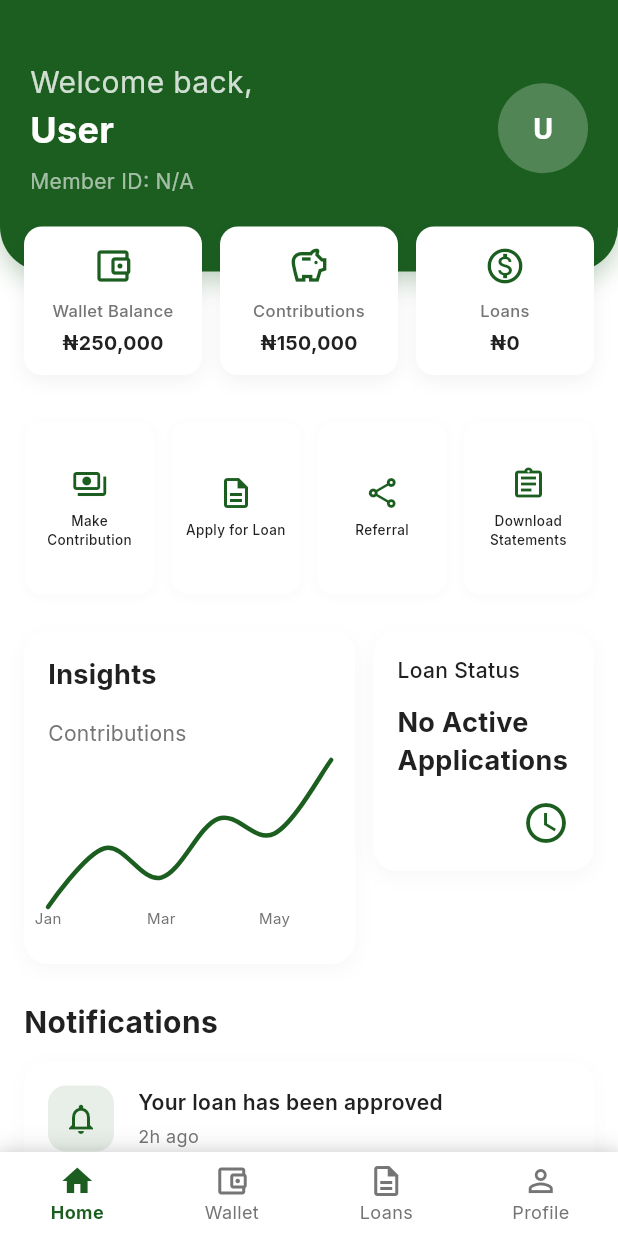
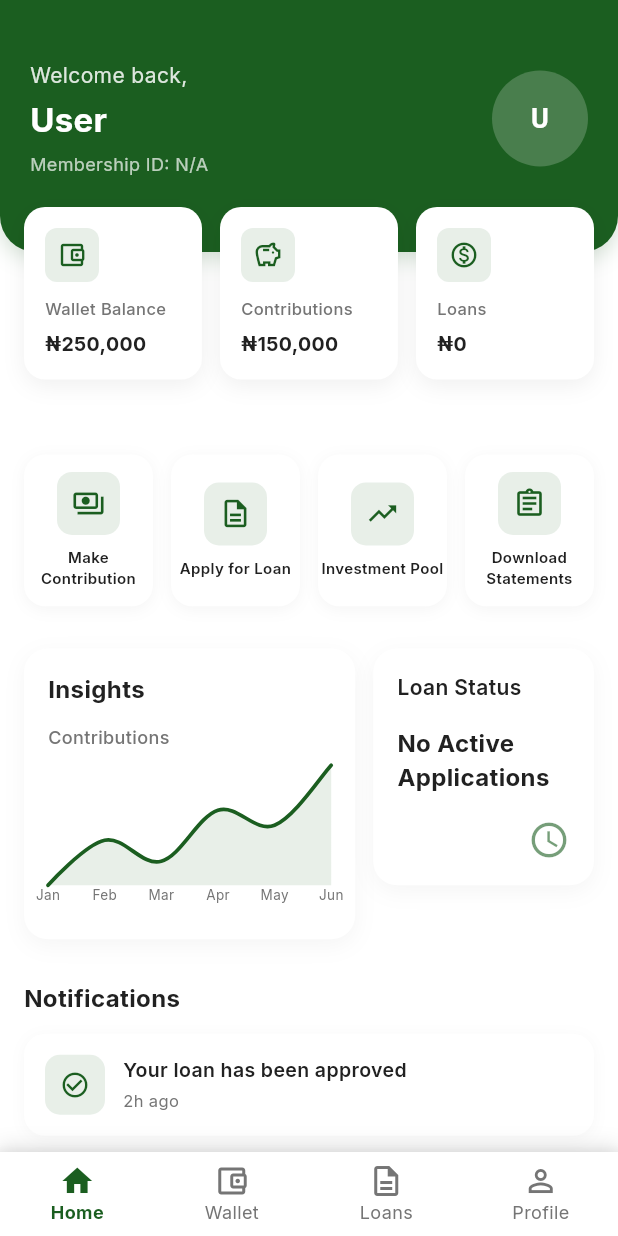
Before and after one commit to coopvestafrica-ops/coopV, a Flutter app: the screen it shows after launch, on a phone screen of 412 x 824 dp. Run offline on Flutter 3.47's test engine with Material 3 defaults, Android fonts, the phone set to English and light mode, and no system bars; drawn by our look-alikes of fl_chart; our stand-ins replace connectivity_plus, dio, equatable, firebase_messaging, flutter_animate, flutter_local_notifications and 11 more; missing offline and left inert: mobile_scanner; accounts and stored records are empty; network calls fail; statements that could not run were skipped.

Commit message:
refactor: Redesign dashboard to match modern interface
- Improved stat cards with icon backgrounds
- Enhanced action buttons with better spacing
- Better visual hierarchy and typography
- Refined shadows and border radius
- Improved insights chart with gradient
- Better notification items layout
- Optimized spacing and padding throughout
- CoopVest theme colors applied consistently

```diff
--- a/lib/presentation/screens/home/home_dashboard_screen.dart
+++ b/lib/presentation/screens/home/home_dashboard_screen.dart
@@ -44,7 +44,6 @@ class _HomeDashboardScreenState extends ConsumerState<HomeDashboardScreen> {
   void initState() {
     super.initState();
     _refreshFuture = _loadData();
-    // Set up periodic refresh for real-time updates every 15 seconds
     _setupPeriodicRefresh();
   }
 
@@ -61,7 +60,6 @@ class _HomeDashboardScreenState extends ConsumerState<HomeDashboardScreen> {
         ref.read(loanProvider.notifier).getLoans(),
       ]);
     } catch (e) {
-      // Handle error silently for background refresh
       if (mounted) {
         debugPrint('Error loading dashboard data: $e');
       }
@@ -101,7 +99,6 @@ class _HomeDashboardScreenState extends ConsumerState<HomeDashboardScreen> {
           physics: const AlwaysScrollableScrollPhysics(),
           child: Column(
             children: [
-              // Dark Header Section
               _buildHeader(context, userName, membershipId, user?.name ?? 'User'),
 
               Padding(
@@ -109,57 +106,54 @@ class _HomeDashboardScreenState extends ConsumerState<HomeDashboardScreen> {
                 child: Column(
                   crossAxisAlignment: CrossAxisAlignment.start,
                   children: [
-                    // Overlapping Stats Cards
+                    // Stat Cards - Overlapping
                     Transform.translate(
                       offset: const Offset(0, -30),
-                      child: Column(
-                        children: [
-                          Row(
-                            crossAxisAlignment: CrossAxisAlignment.start,
+                      child: Row(
                         children: [
                           Expanded(
-                                child: _buildStatCard(
+                            child: _buildCompactStatCard(
                               context,
                               'Wallet Balance',
-                                  '\u20a6${walletBalance.formatNumber()}',
+                              '₦${walletBalance.formatNumber()}',
                               Icons.account_balance_wallet_outlined,
                               () => Navigator.push(context, MaterialPageRoute(builder: (context) => WalletDashboardScreen(userId: user?.id ?? '', userName: user?.name ?? ''))),
                             ),
                           ),
                           const SizedBox(width: 12),
                           Expanded(
-                                child: _buildStatCard(
+                            child: _buildCompactStatCard(
                               context,
                               'Contributions',
-                                  '\u20a6${totalContributions.formatNumber()}',
+                              '₦${totalContributions.formatNumber()}',
                               Icons.savings_outlined,
                               () => Navigator.push(context, MaterialPageRoute(builder: (context) => const MonthlyContributionsScreen())),
                             ),
                           ),
                           const SizedBox(width: 12),
                           Expanded(
-                                child: _buildStatCard(
+                            child: _buildCompactStatCard(
                               context,
                               'Loans',
-                                  '\u20a6${activeLoans.formatNumber()}',
+                              '₦${activeLoans.formatNumber()}',
                               Icons.monetization_on_outlined,
                               () => Navigator.push(context, MaterialPageRoute(builder: (context) => LoanDashboardScreen(userId: user?.id ?? '', userName: user?.name ?? '', userPhone: user?.phone ?? ''))),
                             ),
                           ),
                         ],
                       ),
-                        ],
-                      ),
                     ),
 
-                    // Quick Actions Grid
+                    const SizedBox(height: 20),
+
+                    // Action Buttons Grid
                     GridView.count(
                       shrinkWrap: true,
                       physics: const NeverScrollableScrollPhysics(),
                       crossAxisCount: 4,
-                      mainAxisSpacing: 10,
-                      crossAxisSpacing: 10,
-                      childAspectRatio: 0.75,
+                      mainAxisSpacing: 12,
+                      crossAxisSpacing: 12,
+                      childAspectRatio: 0.85,
                       children: [
                         _buildActionButton(
                           context,
@@ -175,9 +169,14 @@ class _HomeDashboardScreenState extends ConsumerState<HomeDashboardScreen> {
                         ),
                         _buildActionButton(
                           context,
-                          'Referral',
-                          Icons.share_outlined,
-                          () => Navigator.push(context, MaterialPageRoute(builder: (context) => const ReferralDashboardScreen())),
+                          'Investment Pool',
+                          Icons.trending_up_outlined,
+                          () => ScaffoldMessenger.of(context).showSnackBar(
+                            SnackBar(
+                              content: const Text('Investment Pool coming soon'),
+                              backgroundColor: CoopvestColors.primary,
+                            ),
+                          ),
                         ),
                         _buildActionButton(
                           context,
@@ -188,19 +187,17 @@ class _HomeDashboardScreenState extends ConsumerState<HomeDashboardScreen> {
                       ],
                     ),
 
-                    const SizedBox(height: 24),
+                    const SizedBox(height: 28),
 
-                    // Insights & Loan Status Row
+                    // Insights & Loan Status
                     Row(
                       crossAxisAlignment: CrossAxisAlignment.start,
                       children: [
-                        // Insights Chart
                         Expanded(
                           flex: 3,
                           child: _buildInsightsCard(context, walletState),
                         ),
                         const SizedBox(width: 12),
-                        // Loan Status
                         Expanded(
                           flex: 2,
                           child: _buildLoanStatusCard(context, loansState),
@@ -208,13 +205,13 @@ class _HomeDashboardScreenState extends ConsumerState<HomeDashboardScreen> {
                       ],
                     ),
 
-                    const SizedBox(height: 24),
+                    const SizedBox(height: 28),
 
                     // Notifications Section
                     Text(
                       'Notifications',
                       style: TextStyle(
-                        fontSize: 20,
+                        fontSize: 16,
                         fontWeight: FontWeight.bold,
                         color: context.textPrimary,
                       ),
@@ -224,7 +221,7 @@ class _HomeDashboardScreenState extends ConsumerState<HomeDashboardScreen> {
                       context,
                       'Your loan has been approved',
                       '2h ago',
-                      Icons.notifications_outlined,
+                      Icons.check_circle_outline,
                       CoopvestColors.primary,
                       () => Navigator.push(context, MaterialPageRoute(builder: (context) => LoanDashboardScreen(userId: user?.id ?? '', userName: user?.name ?? '', userPhone: user?.phone ?? ''))),
                     ),
@@ -243,7 +240,7 @@ class _HomeDashboardScreenState extends ConsumerState<HomeDashboardScreen> {
                       ),
                     ),
 
-                    const SizedBox(height: 24),
+                    const SizedBox(height: 32),
                   ],
                 ),
               ),
@@ -261,14 +258,14 @@ class _HomeDashboardScreenState extends ConsumerState<HomeDashboardScreen> {
       decoration: BoxDecoration(
         color: CoopvestColors.primary,
         borderRadius: const BorderRadius.only(
-          bottomLeft: Radius.circular(30),
-          bottomRight: Radius.circular(30),
+          bottomLeft: Radius.circular(24),
+          bottomRight: Radius.circular(24),
         ),
         boxShadow: [
           BoxShadow(
-            color: CoopvestColors.primary.withOpacity(0.3),
-            blurRadius: 15,
-            offset: const Offset(0, 5),
+            color: CoopvestColors.primary.withOpacity(0.2),
+            blurRadius: 12,
+            offset: const Offset(0, 4),
           ),
         ],
       ),
@@ -281,25 +278,26 @@ class _HomeDashboardScreenState extends ConsumerState<HomeDashboardScreen> {
               Text(
                 'Welcome back,',
                 style: TextStyle(
-                  color: Colors.white.withOpacity(0.8),
-                  fontSize: 20,
+                  color: Colors.white.withOpacity(0.85),
+                  fontSize: 14,
                   fontWeight: FontWeight.w400,
                 ),
               ),
+              const SizedBox(height: 4),
               Text(
                 name,
                 style: const TextStyle(
                   color: Colors.white,
-                  fontSize: 24,
+                  fontSize: 22,
                   fontWeight: FontWeight.bold,
                 ),
               ),
-              const SizedBox(height: 8),
+              const SizedBox(height: 6),
               Text(
-                'Member ID: $membershipId',
+                'Membership ID: $membershipId',
                 style: TextStyle(
-                  color: Colors.white.withOpacity(0.6),
-                  fontSize: 14,
+                  color: Colors.white.withOpacity(0.7),
+                  fontSize: 12,
                 ),
               ),
             ],
@@ -307,13 +305,13 @@ class _HomeDashboardScreenState extends ConsumerState<HomeDashboardScreen> {
           GestureDetector(
             onTap: () => Navigator.push(context, MaterialPageRoute(builder: (context) => const ProfileSettingsScreen())),
             child: CircleAvatar(
-              radius: 30,
-              backgroundColor: Colors.white24,
+              radius: 32,
+              backgroundColor: Colors.white.withOpacity(0.2),
               child: Text(
                 _getInitials(fullName),
                 style: const TextStyle(
                   color: Colors.white,
-                  fontSize: 20,
+                  fontSize: 18,
                   fontWeight: FontWeight.bold,
                 ),
               ),
@@ -333,26 +331,34 @@ class _HomeDashboardScreenState extends ConsumerState<HomeDashboardScreen> {
     return '${parts[0][0]}${parts[parts.length - 1][0]}'.toUpperCase();
   }
 
-  Widget _buildStatCard(BuildContext context, String title, String value, IconData icon, VoidCallback onTap) {
+  Widget _buildCompactStatCard(BuildContext context, String title, String value, IconData icon, VoidCallback onTap) {
     return GestureDetector(
       onTap: onTap,
       child: Container(
-        padding: const EdgeInsets.all(12),
+        padding: const EdgeInsets.all(14),
         decoration: BoxDecoration(
           color: context.cardBackground,
-          borderRadius: BorderRadius.circular(12),
+          borderRadius: BorderRadius.circular(14),
           boxShadow: [
             BoxShadow(
-              color: Colors.black.withOpacity(0.05),
-              blurRadius: 10,
+              color: Colors.black.withOpacity(0.06),
+              blurRadius: 12,
               offset: const Offset(0, 4),
             ),
           ],
         ),
         child: Column(
+          crossAxisAlignment: CrossAxisAlignment.start,
           children: [
-            Icon(icon, color: CoopvestColors.primary, size: 28),
-            const SizedBox(height: 8),
+            Container(
+              padding: const EdgeInsets.all(8),
+              decoration: BoxDecoration(
+                color: CoopvestColors.primary.withOpacity(0.1),
+                borderRadius: BorderRadius.circular(8),
+              ),
+              child: Icon(icon, color: CoopvestColors.primary, size: 20),
+            ),
+            const SizedBox(height: 10),
             Text(
               title,
               style: TextStyle(
@@ -360,9 +366,10 @@ class _HomeDashboardScreenState extends ConsumerState<HomeDashboardScreen> {
                 color: context.textSecondary,
                 fontWeight: FontWeight.w500,
               ),
-              textAlign: TextAlign.center,
+              maxLines: 1,
+              overflow: TextOverflow.ellipsis,
             ),
-            const SizedBox(height: 4),
+            const SizedBox(height: 6),
             Text(
               value,
               style: TextStyle(
@@ -370,6 +377,8 @@ class _HomeDashboardScreenState extends ConsumerState<HomeDashboardScreen> {
                 fontWeight: FontWeight.bold,
                 color: context.textPrimary,
               ),
+              maxLines: 1,
+              overflow: TextOverflow.ellipsis,
             ),
           ],
         ),
@@ -381,15 +390,13 @@ class _HomeDashboardScreenState extends ConsumerState<HomeDashboardScreen> {
     return GestureDetector(
       onTap: onTap,
       child: Container(
-        padding: const EdgeInsets.all(8),
         decoration: BoxDecoration(
           color: context.cardBackground,
-          borderRadius: BorderRadius.circular(12),
-          border: Border.all(color: context.dividerColor.withOpacity(0.05)),
+          borderRadius: BorderRadius.circular(14),
           boxShadow: [
             BoxShadow(
-              color: Colors.black.withOpacity(0.02),
-              blurRadius: 5,
+              color: Colors.black.withOpacity(0.04),
+              blurRadius: 8,
               offset: const Offset(0, 2),
             ),
           ],
@@ -397,15 +404,22 @@ class _HomeDashboardScreenState extends ConsumerState<HomeDashboardScreen> {
         child: Column(
           mainAxisAlignment: MainAxisAlignment.center,
           children: [
-            Icon(icon, color: CoopvestColors.primary, size: 24),
-            const SizedBox(height: 6),
+            Container(
+              padding: const EdgeInsets.all(10),
+              decoration: BoxDecoration(
+                color: CoopvestColors.primary.withOpacity(0.1),
+                borderRadius: BorderRadius.circular(10),
+              ),
+              child: Icon(icon, color: CoopvestColors.primary, size: 22),
+            ),
+            const SizedBox(height: 8),
             Flexible(
               child: Text(
                 label,
                 style: TextStyle(
-                  fontSize: 9,
+                  fontSize: 10,
                   color: context.textPrimary,
-                  fontWeight: FontWeight.w500,
+                  fontWeight: FontWeight.w600,
                 ),
                 textAlign: TextAlign.center,
                 maxLines: 2,
@@ -428,8 +442,8 @@ class _HomeDashboardScreenState extends ConsumerState<HomeDashboardScreen> {
           borderRadius: BorderRadius.circular(16),
           boxShadow: [
             BoxShadow(
-              color: Colors.black.withOpacity(0.03),
-              blurRadius: 10,
+              color: Colors.black.withOpacity(0.04),
+              blurRadius: 12,
               offset: const Offset(0, 4),
             ),
           ],
@@ -440,22 +454,23 @@ class _HomeDashboardScreenState extends ConsumerState<HomeDashboardScreen> {
             Text(
               'Insights',
               style: TextStyle(
-                fontSize: 18,
+                fontSize: 16,
                 fontWeight: FontWeight.bold,
                 color: context.textPrimary,
               ),
             ),
-            const SizedBox(height: 16),
+            const SizedBox(height: 12),
             Text(
               'Contributions',
               style: TextStyle(
-                fontSize: 14,
+                fontSize: 12,
                 color: context.textSecondary,
+                fontWeight: FontWeight.w500,
               ),
             ),
-            const SizedBox(height: 8),
+            const SizedBox(height: 10),
             SizedBox(
-              height: 120,
+              height: 100,
               child: LineChart(
                 LineChartData(
                   gridData: const FlGridData(show: false),
@@ -467,16 +482,13 @@ class _HomeDashboardScreenState extends ConsumerState<HomeDashboardScreen> {
                       sideTitles: SideTitles(
                         showTitles: true,
                         getTitlesWidget: (value, meta) {
-                          const titles = ['Jan', 'Mar', 'May', 'Jun'];
-                          if (value.toInt() % 2 == 0 && value.toInt() < titles.length * 2) {
-                             final index = value.toInt() ~/ 2;
-                             if (index < titles.length) {
-                               return Text(titles[index], style: TextStyle(fontSize: 10, color: context.textSecondary));
-                             }
+                          const titles = ['Jan', 'Feb', 'Mar', 'Apr', 'May', 'Jun'];
+                          if (value.toInt() < titles.length) {
+                            return Text(titles[value.toInt()], style: TextStyle(fontSize: 9, color: context.textSecondary));
                           }
                           return const Text('');
                         },
-                        reservedSize: 22,
+                        reservedSize: 20,
                       ),
                     ),
                   ),
@@ -485,18 +497,21 @@ class _HomeDashboardScreenState extends ConsumerState<HomeDashboardScreen> {
                     LineChartBarData(
                       spots: const [
                         FlSpot(0, 20),
-                        FlSpot(1, 40),
-                        FlSpot(2, 30),
-                        FlSpot(3, 50),
-                        FlSpot(4, 45),
-                        FlSpot(5, 70),
+                        FlSpot(1, 35),
+                        FlSpot(2, 28),
+                        FlSpot(3, 45),
+                        FlSpot(4, 40),
+                        FlSpot(5, 60),
                       ],
                       isCurved: true,
                       color: CoopvestColors.primary,
-                      barWidth: 3,
+                      barWidth: 2.5,
                       isStrokeCapRound: true,
                       dotData: const FlDotData(show: false),
-                      belowBarData: BarAreaData(show: false),
+                      belowBarData: BarAreaData(
+                        show: true,
+                        color: CoopvestColors.primary.withOpacity(0.1),
+                      ),
                     ),
                   ],
                 ),
@@ -520,8 +535,8 @@ class _HomeDashboardScreenState extends ConsumerState<HomeDashboardScreen> {
           borderRadius: BorderRadius.circular(16),
           boxShadow: [
             BoxShadow(
-              color: Colors.black.withOpacity(0.03),
-              blurRadius: 10,
+              color: Colors.black.withOpacity(0.04),
+              blurRadius: 12,
               offset: const Offset(0, 4),
             ),
           ],
@@ -534,22 +549,26 @@ class _HomeDashboardScreenState extends ConsumerState<HomeDashboardScreen> {
               style: TextStyle(
                 fontSize: 14,
                 color: context.textPrimary,
-                fontWeight: FontWeight.w500,
+                fontWeight: FontWeight.w600,
               ),
             ),
-            const SizedBox(height: 12),
+            const SizedBox(height: 16),
             Text(
               pendingLoan ? 'Pending\nApproval' : 'No Active\nApplications',
               style: TextStyle(
-                fontSize: 18,
+                fontSize: 16,
                 fontWeight: FontWeight.bold,
                 color: context.textPrimary,
               ),
             ),
-            const SizedBox(height: 12),
-            const Align(
+            const SizedBox(height: 16),
+            Align(
               alignment: Alignment.bottomRight,
-              child: Icon(Icons.access_time, color: CoopvestColors.primary, size: 32),
+              child: Icon(
+                Icons.access_time_outlined,
+                color: CoopvestColors.primary.withOpacity(0.6),
+                size: 28,
+              ),
             ),
           ],
         ),
@@ -561,14 +580,14 @@ class _HomeDashboardScreenState extends ConsumerState<HomeDashboardScreen> {
     return GestureDetector(
       onTap: onTap,
       child: Container(
-        padding: const EdgeInsets.all(16),
+        padding: const EdgeInsets.all(14),
         decoration: BoxDecoration(
           color: context.cardBackground,
-          borderRadius: BorderRadius.circular(16),
+          borderRadius: BorderRadius.circular(14),
           boxShadow: [
             BoxShadow(
-              color: Colors.black.withOpacity(0.02),
-              blurRadius: 10,
+              color: Colors.black.withOpacity(0.03),
+              blurRadius: 8,
               offset: const Offset(0, 2),
             ),
           ],
@@ -579,11 +598,11 @@ class _HomeDashboardScreenState extends ConsumerState<HomeDashboardScreen> {
               padding: const EdgeInsets.all(10),
               decoration: BoxDecoration(
                 color: color.withOpacity(0.1),
-                borderRadius: BorderRadius.circular(12),
+                borderRadius: BorderRadius.circular(10),
               ),
-              child: Icon(icon, color: color, size: 24),
+              child: Icon(icon, color: color, size: 20),
             ),
-            const SizedBox(width: 16),
+            const SizedBox(width: 12),
             Expanded(
               child: Column(
                 crossAxisAlignment: CrossAxisAlignment.start,
@@ -591,17 +610,17 @@ class _HomeDashboardScreenState extends ConsumerState<HomeDashboardScreen> {
                   Text(
                     title,
                     style: TextStyle(
-                      fontSize: 14,
+                      fontSize: 13,
                       fontWeight: FontWeight.w600,
                       color: context.textPrimary,
                     ),
                   ),
                   if (time.isNotEmpty) ...[
-                    const SizedBox(height: 4),
+                    const SizedBox(height: 3),
                     Text(
                       time,
                       style: TextStyle(
-                        fontSize: 12,
+                        fontSize: 11,
                         color: context.textSecondary,
                       ),
                     ),
@@ -616,5 +635,4 @@ class _HomeDashboardScreenState extends ConsumerState<HomeDashboardScreen> {
   }
 }
 
-// Import ProfileSettingsScreen at the top
 import '../profile/profile_settings_screen.dart';
```
Lines whose indentation alone changed are shown as unchanged.
